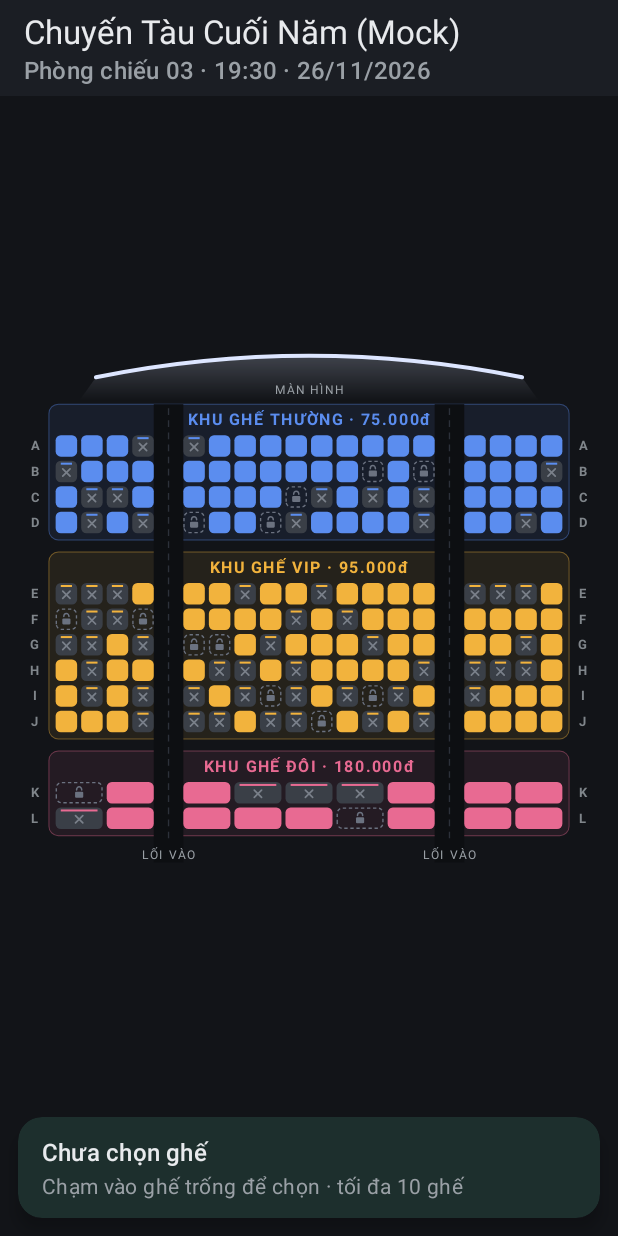
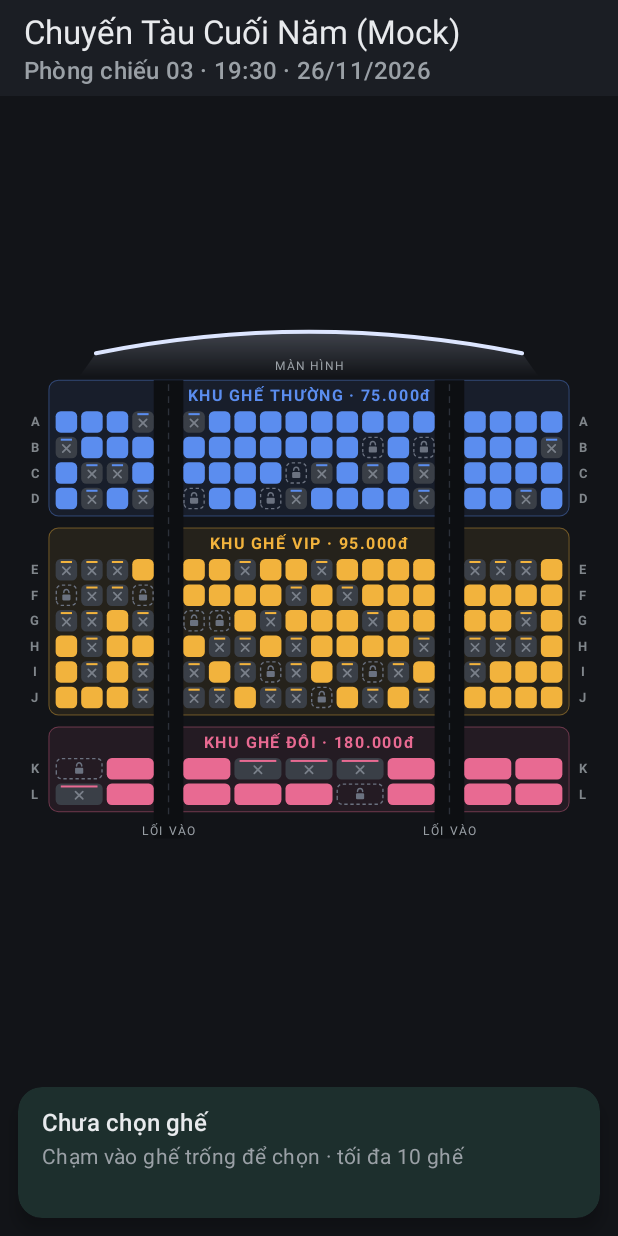
Before and after one commit to 24120012NhatNguyen/spatial_map, an Android app: the screen it shows after launch (MainActivity), on a phone screen of 412 x 824 dp. Run offline under Robolectric (Android 15) with nearby library versions, the phone set to English and light mode, and no system bars.

Commit message:
fix(ui): give the map its own bounds and keep the summary height stable
The summary card no longer overlays the map: it sits below the map in
portrait and in a dedicated right column in landscape, so drawn seats
always accept taps and rotation no longer depends on late insets.
Disable split touch dispatch so a pinch that lands on the card is not
turned into a seat tap, fix the summary to two lines so selecting a
seat does not resize the map, and use a single-line toolbar in
landscape.

```diff
--- a/app/src/main/java/com/example/cinemamap/MainActivity.java
+++ b/app/src/main/java/com/example/cinemamap/MainActivity.java
@@ -1,5 +1,6 @@
 package com.example.cinemamap;
 
+import android.content.res.Configuration;
 import android.os.Bundle;
 import android.text.TextUtils;
 import android.view.View;
@@ -51,8 +52,14 @@ public class MainActivity extends AppCompatActivity {
         CinemaLayout layout = viewModel.getLayout();
 
         MaterialToolbar toolbar = findViewById(R.id.toolbar);
-        toolbar.setTitle(layout.getMovieTitle());
-        toolbar.setSubtitle(getString(R.string.toolbar_subtitle, layout.getRoomName(), layout.getShowtime()));
+        String details = getString(R.string.toolbar_subtitle, layout.getRoomName(), layout.getShowtime());
+        if (getResources().getConfiguration().orientation == Configuration.ORIENTATION_LANDSCAPE) {
+            // Màn hình ngang thấp: gộp vào một dòng để dành chiều cao cho sơ đồ.
+            toolbar.setTitle(getString(R.string.toolbar_subtitle, layout.getMovieTitle(), details));
+        } else {
+            toolbar.setTitle(layout.getMovieTitle());
+            toolbar.setSubtitle(details);
+        }
 
         seatMapView = findViewById(R.id.seat_map);
         seatMapView.setCinemaLayout(layout);
@@ -60,28 +67,8 @@ public class MainActivity extends AppCompatActivity {
 
         summaryTitle = findViewById(R.id.summary_title);
         summaryDetail = findViewById(R.id.summary_detail);
-        View summaryCard = findViewById(R.id.summary_card);
-        // Thẻ tóm tắt nổi trên sơ đồ: báo cho Viewport biết phần bị che để góc nhìn mặc định,
-        // giới hạn Pan và vùng nhận chạm chỉ tính trên phần sơ đồ thực sự nhìn thấy.
-        summaryCard.addOnLayoutChangeListener((v, left, top, right, bottom, oldLeft, oldTop, oldRight, oldBottom) ->
-                updateMapInsets(v, left, top, right));
 
         viewModel.getSelection().observe(this, this::renderSelection);
-    }
-
-    /**
-     * Màn hình dọc: thẻ trải ngang phía dưới → che phần đáy sơ đồ.
-     * Màn hình ngang: thẻ hẹp ở góc phải → che dải bên phải để sơ đồ giữ trọn chiều cao.
-     */
-    private void updateMapInsets(@NonNull View card, int left, int top, int right) {
-        View container = (View) card.getParent();
-        int width = container.getWidth();
-        boolean dockedAtSide = (right - left) < width * 0.6f;
-        if (dockedAtSide) {
-            seatMapView.setMapInsets(0f, 0f, Math.max(0, width - left), 0f);
-        } else {
-            seatMapView.setMapInsets(0f, 0f, 0f, Math.max(0, container.getHeight() - top));
-        }
     }
 
     private void onSeatClick(@NonNull Seat seat) {
--- a/app/src/main/res/layout-land/activity_main.xml
+++ b/app/src/main/res/layout-land/activity_main.xml
@@ -1,11 +1,14 @@
 <?xml version="1.0" encoding="utf-8"?>
+<!-- splitMotionEvents=false: cử chỉ bắt đầu ở sơ đồ được giao trọn cho sơ đồ, ngón thứ hai
+     đặt lên thẻ tóm tắt không làm cử chỉ pinch bị tách thành một lần chạm. -->
 <LinearLayout xmlns:android="http://schemas.android.com/apk/res/android"
     xmlns:app="http://schemas.android.com/apk/res-auto"
     android:id="@+id/root"
     android:layout_width="match_parent"
     android:layout_height="match_parent"
     android:background="@color/floor"
-    android:orientation="vertical">
+    android:orientation="vertical"
+    android:splitMotionEvents="false">
 
     <com.google.android.material.appbar.MaterialToolbar
         android:id="@+id/toolbar"
@@ -15,27 +18,33 @@
         app:subtitleTextColor="@color/on_surface_muted"
         app:titleTextColor="@color/on_surface" />
 
-    <FrameLayout
-        android:id="@+id/map_container"
+    <LinearLayout
         android:layout_width="match_parent"
         android:layout_height="0dp"
-        android:layout_weight="1">
+        android:layout_weight="1"
+        android:orientation="horizontal"
+        android:splitMotionEvents="false">
 
         <com.example.cinemamap.ui.map.SeatMapView
             android:id="@+id/seat_map"
-            android:layout_width="match_parent"
+            android:layout_width="0dp"
             android:layout_height="match_parent"
+            android:layout_weight="1"
             android:contentDescription="@string/seat_map_description" />
 
-        <!-- Tóm tắt lựa chọn (sẽ được nâng cấp thành Expandable Bottom Sheet). -->
+        <!-- Cột bên phải chứa thẻ tóm tắt: sơ đồ giữ trọn chiều cao màn hình ngang. -->
+        <FrameLayout
+            android:layout_width="@dimen/summary_card_side_width"
+            android:layout_height="match_parent">
+
+            <!-- Tóm tắt lựa chọn (sẽ được nâng cấp thành Expandable Bottom Sheet ở giai đoạn 2).
+                 Nằm ngoài vùng của sơ đồ nên không che ghế và không nhận nhầm chạm. -->
             <com.google.android.material.card.MaterialCardView
                 android:id="@+id/summary_card"
-            android:layout_width="@dimen/summary_card_side_width"
+                android:layout_width="match_parent"
                 android:layout_height="wrap_content"
-            android:layout_gravity="bottom|end"
+                android:layout_gravity="bottom"
                 android:layout_margin="12dp"
-            android:clickable="true"
-            android:focusable="false"
                 app:cardBackgroundColor="@color/surface"
                 app:cardCornerRadius="16dp"
                 app:cardElevation="6dp"
@@ -52,19 +61,23 @@
                         android:id="@+id/summary_title"
                         android:layout_width="match_parent"
                         android:layout_height="wrap_content"
+                        android:ellipsize="end"
+                        android:maxLines="1"
                         android:textAppearance="?attr/textAppearanceTitleMedium"
                         android:textColor="@color/on_surface" />
 
+                    <!-- Cố định 2 dòng để chiều cao thẻ không đổi khi chọn ghế → sơ đồ không bị xê dịch. -->
                     <TextView
                         android:id="@+id/summary_detail"
                         android:layout_width="match_parent"
                         android:layout_height="wrap_content"
                         android:layout_marginTop="2dp"
                         android:ellipsize="end"
-                    android:maxLines="2"
+                        android:lines="2"
                         android:textAppearance="?attr/textAppearanceBodyMedium"
                         android:textColor="@color/on_surface_muted" />
                 </LinearLayout>
             </com.google.android.material.card.MaterialCardView>
         </FrameLayout>
     </LinearLayout>
+</LinearLayout>
--- a/app/src/main/res/layout/activity_main.xml
+++ b/app/src/main/res/layout/activity_main.xml
@@ -1,11 +1,14 @@
 <?xml version="1.0" encoding="utf-8"?>
+<!-- splitMotionEvents=false: cử chỉ bắt đầu ở sơ đồ được giao trọn cho sơ đồ, ngón thứ hai
+     đặt lên thẻ tóm tắt không làm cử chỉ pinch bị tách thành một lần chạm. -->
 <LinearLayout xmlns:android="http://schemas.android.com/apk/res/android"
     xmlns:app="http://schemas.android.com/apk/res-auto"
     android:id="@+id/root"
     android:layout_width="match_parent"
     android:layout_height="match_parent"
     android:background="@color/floor"
-    android:orientation="vertical">
+    android:orientation="vertical"
+    android:splitMotionEvents="false">
 
     <com.google.android.material.appbar.MaterialToolbar
         android:id="@+id/toolbar"
@@ -15,27 +18,20 @@
         app:subtitleTextColor="@color/on_surface_muted"
         app:titleTextColor="@color/on_surface" />
 
-    <FrameLayout
-        android:id="@+id/map_container"
-        android:layout_width="match_parent"
-        android:layout_height="0dp"
-        android:layout_weight="1">
-
     <com.example.cinemamap.ui.map.SeatMapView
         android:id="@+id/seat_map"
         android:layout_width="match_parent"
-            android:layout_height="match_parent"
+        android:layout_height="0dp"
+        android:layout_weight="1"
         android:contentDescription="@string/seat_map_description" />
 
-        <!-- Tóm tắt lựa chọn (sẽ được nâng cấp thành Expandable Bottom Sheet). -->
+    <!-- Tóm tắt lựa chọn (sẽ được nâng cấp thành Expandable Bottom Sheet ở giai đoạn 2).
+         Nằm ngoài vùng của sơ đồ nên không che ghế và không nhận nhầm chạm. -->
     <com.google.android.material.card.MaterialCardView
         android:id="@+id/summary_card"
         android:layout_width="match_parent"
         android:layout_height="wrap_content"
-            android:layout_gravity="bottom"
         android:layout_margin="12dp"
-            android:clickable="true"
-            android:focusable="false"
         app:cardBackgroundColor="@color/surface"
         app:cardCornerRadius="16dp"
         app:cardElevation="6dp"
@@ -52,19 +48,21 @@
                 android:id="@+id/summary_title"
                 android:layout_width="match_parent"
                 android:layout_height="wrap_content"
+                android:ellipsize="end"
+                android:maxLines="1"
                 android:textAppearance="?attr/textAppearanceTitleMedium"
                 android:textColor="@color/on_surface" />
 
+            <!-- Cố định 2 dòng để chiều cao thẻ không đổi khi chọn ghế → sơ đồ không bị xê dịch. -->
             <TextView
                 android:id="@+id/summary_detail"
                 android:layout_width="match_parent"
                 android:layout_height="wrap_content"
                 android:layout_marginTop="2dp"
                 android:ellipsize="end"
-                    android:maxLines="2"
+                android:lines="2"
                 android:textAppearance="?attr/textAppearanceBodyMedium"
                 android:textColor="@color/on_surface_muted" />
         </LinearLayout>
     </com.google.android.material.card.MaterialCardView>
-    </FrameLayout>
 </LinearLayout>
```
Lines whose indentation alone changed are shown as unchanged.
